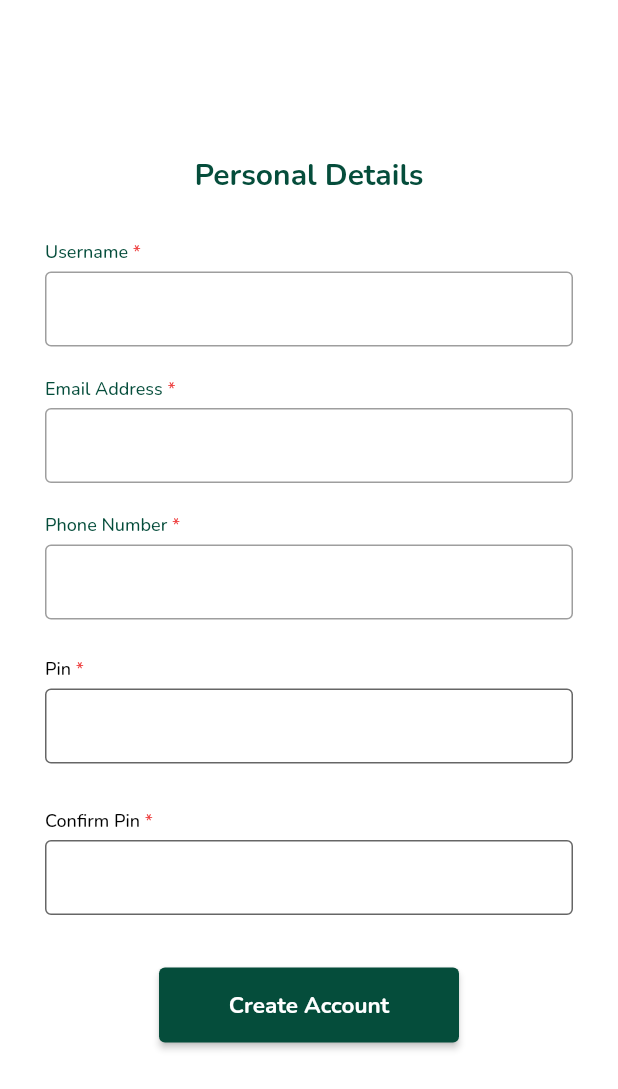
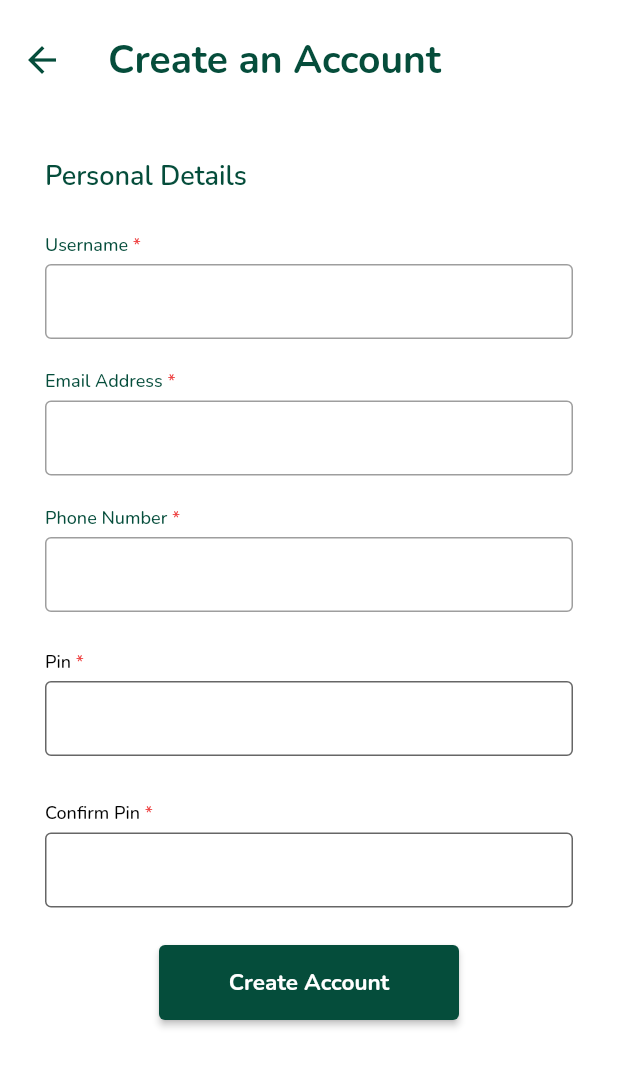
Before and after one commit to jacinta-mutinda/pointofsale-master, a Flutter app: the PersonalDetails screen opened by its route, on a phone screen of 412 x 824 dp. Shown: the top 1089 px of the screen. Run offline on Flutter 3.47's test engine with Material 2 defaults, Android fonts, the phone set to English and light mode, and no system bars; our stand-ins replace font_awesome_flutter, get, local_auth, shared_preferences; missing offline and left inert: flutter_screen_lock; accounts and stored records are empty.

Commit message:
fix personal page ui erros

```diff
--- a/lib/auth/auth_ctrl.dart
+++ b/lib/auth/auth_ctrl.dart
@@ -148,9 +148,9 @@
     // notifyListeners();
   }
 
-  Future<void> storePasscode(int passCode) async {
+  Future<void> storePasscode(String passCode) async {
     var prefs = await SharedPreferences.getInstance();
-    var fullPin = '01$passcode';
+    var fullPin = '01$passCode';
     await prefs.setInt("passcode", int.parse(fullPin));
   }
 
--- a/lib/auth/screens/company_det.dart
+++ b/lib/auth/screens/company_det.dart
@@ -51,7 +51,7 @@
       locctrl.text,
       phonectrl.text,
       tillnoctrl.text,
-      taglinectrl
+      taglinectrl.text
     ];
     Get.to(PersonalDetails(userData: userData));
   }
@@ -78,7 +78,6 @@
               Column(crossAxisAlignment: CrossAxisAlignment.center, children: [
             Form(
                 key: _formKey,
-                autovalidateMode: AutovalidateMode.onUserInteraction,
                 child: Column(
                   crossAxisAlignment: CrossAxisAlignment.start,
                   children: <Widget>[
--- a/lib/auth/screens/personal_det.dart
+++ b/lib/auth/screens/personal_det.dart
@@ -60,7 +60,7 @@
       phonectrl.text,
       passctrl.text,
     ];
-    for (String item in persData) {
+    for (final item in persData) {
       userData.add(item);
     }
     auth.signUp(userData);
@@ -73,24 +73,29 @@
         appBar: AppBar(
           backgroundColor: Colors.white,
           elevation: 0,
-        title: const Text('Create an Account', style: kPageTitle),
+          toolbarHeight: 80,
+          iconTheme: const IconThemeData(color: kDarkGreen, size: 28),
+          title: const Text('Create an Account',
+              style: TextStyle(
+                  fontFamily: 'Nunito',
+                  fontSize: 26,
+                  fontWeight: FontWeight.w700,
+                  color: kDarkGreen)),
         ),
         body: SingleChildScrollView(
             padding: const EdgeInsets.symmetric(vertical: 25, horizontal: 30),
             child: Column(
-              mainAxisAlignment: MainAxisAlignment.center,
                 crossAxisAlignment: CrossAxisAlignment.center,
                 children: [
+                  Form(
+                      key: _formKey,
+                      child: Column(
+                        crossAxisAlignment: CrossAxisAlignment.start,
+                        children: <Widget>[
                           const Padding(
-                    padding: EdgeInsets.only(top: 22),
-                    child: Text('Personal Details', style: kTitle)),
-                Padding(
-                  padding: const EdgeInsets.only(top: 20, bottom: 10),
-                  child: Form(
-                      key: _formKey,
-                      autovalidateMode: AutovalidateMode.onUserInteraction,
-                      child: Column(
-                        children: <Widget>[
+                              padding: EdgeInsets.only(bottom: 15),
+                              child:
+                                  Text('Personal Details', style: kSubTitle)),
                           formField(
                               label: 'Username',
                               require: true,
@@ -117,15 +122,19 @@
                               label: 'Phone Number',
                               require: true,
                               controller: phonectrl,
-                              type: TextInputType.phone,
+                              type: TextInputType.number,
                               validator: (value) {
-                                if (!isValidPhone(value!)) {
-                                  return 'Please enter a valid phone Number';
+                                if (value == null || value.isEmpty) {
+                                  return 'Please enter your Phone Number';
+                                }
+                                if (value.length != 10) {
+                                  return 'Please enter your 10-digit phone number';
                                 }
                                 return null;
                               }),
                           passwordField(
                             isHidden: _isHidden,
+                            type: TextInputType.number,
                             validator: (value) {
                               if (value == null || value.isEmpty) {
                                 return 'Please enter your 4-digit Pin';
@@ -140,6 +149,7 @@
                           ),
                           passwordField(
                             isHidden: _isHidden,
+                            type: TextInputType.number,
                             validator: (value) {
                               if (value == null || value.isEmpty) {
                                 return 'Please confirm your Pin';
@@ -155,7 +165,6 @@
                           ),
                         ],
                       )),
-                ),
                   priBtn(
                     bgColour: kDarkGreen,
                     txtColour: Colors.white,
@@ -174,7 +183,6 @@
                       });
                     },
                   )
-              ])),
-    );
+                ])));
   }
 }
--- a/lib/theme/global_widgets.dart
+++ b/lib/theme/global_widgets.dart
@@ -8,7 +8,7 @@
     subtitle,
     backgroundColor: kDarkGreen,
     colorText: Colors.white,
-    icon: Icon(path, size: 28, color: Colors.white),
+    icon: Icon(path, size: 28, color: kNeonGreen),
     snackPosition: SnackPosition.BOTTOM,
   );
 }
@@ -106,6 +106,7 @@
     {required label,
     required = true,
     required RxBool isHidden,
+    type,
     required controller,
     required final String? Function(String?) validator}) {
   return Obx(() => Padding(
@@ -134,6 +135,7 @@
         SizedBox(
           height: 50,
           child: TextFormField(
+            keyboardType: type,
             cursorColor: kDarkGreen,
             style: const TextStyle(
                 fontSize: 16,
```
Lines whose indentation alone changed are shown as unchanged.
